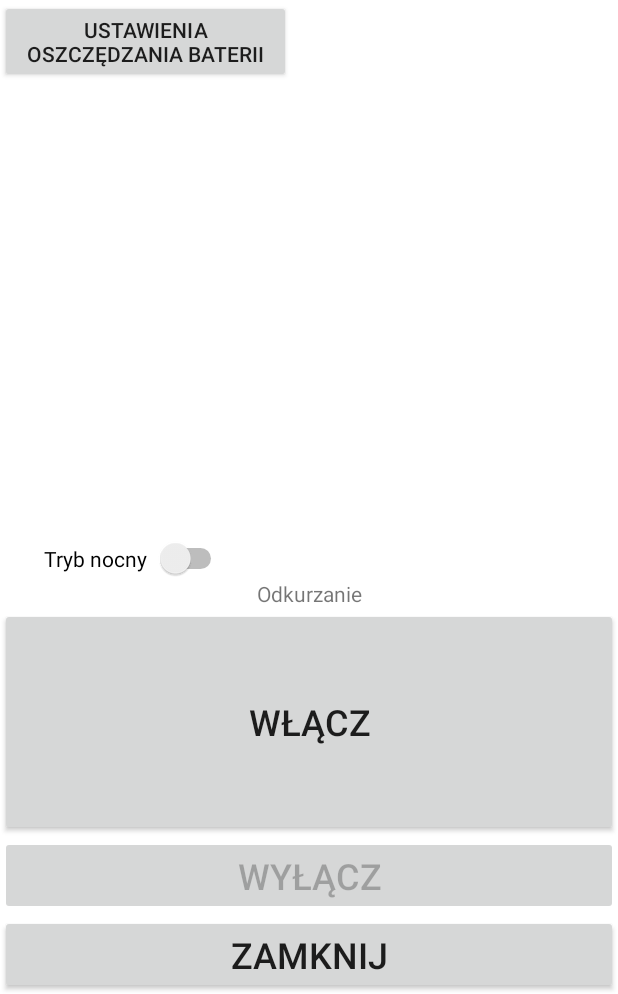
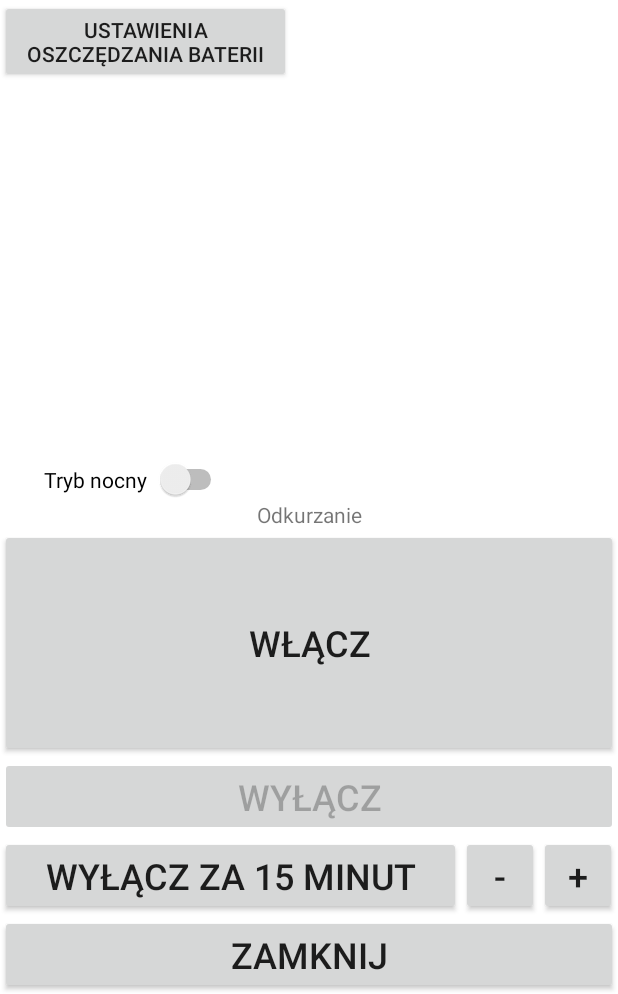
Before and after one commit to wgawel/Odkurzacz, an Android app: the screen it shows after launch (MainActivity), after a tap on "WYŁĄCZ", on a phone screen of 412 x 824 dp, the part 242-1236 px from its top. Run offline under Robolectric (Android 15) with nearby library versions, the phone set to English and light mode, and no system bars; 1 other tap on this screen came first.

Commit message:
Add delayed stop function.

```diff
--- a/app/src/main/java/soliddev/pl/odkurzacz/MainActivity.java
+++ b/app/src/main/java/soliddev/pl/odkurzacz/MainActivity.java
@@ -2,6 +2,7 @@ package soliddev.pl.odkurzacz;
 
 import android.content.Intent;
 import android.os.Bundle;
+import android.os.Handler;
 import android.provider.Settings;
 import android.support.v7.app.AppCompatActivity;
 import android.view.View;
@@ -11,17 +12,24 @@ import android.widget.Switch;
 import android.widget.TextView;
 import android.widget.Toast;
 
+import java.util.concurrent.TimeUnit;
+
 public class MainActivity extends AppCompatActivity implements View.OnClickListener, CompoundButton.OnCheckedChangeListener {
 
     private static final String BTN_STATE = "BTN_STATE";
     private Button btnStart;
     private Button btnStop;
+    private Button btnDelayedStop;
+    private Button btnDelayedStopDecrease;
+    private Button btnDelayedStopIncrease;
     private Button btnClose;
     private Button btnBatterySettings;
     private Switch switchNightMode;
     private View generalLayout;
     private TextView titleLabel;
     private TextView downloadLatestLabel;
+    private int delayedStopTimerDefaultValue = 15*60000;
+    private int delayedStopTimer = delayedStopTimerDefaultValue;
 
     @Override
     protected void onCreate(Bundle savedInstanceState) {
@@ -30,6 +38,9 @@ public class MainActivity extends AppCompatActivity implements View.OnClickListe
 
         btnStart = (Button) findViewById(R.id.btnStart);
         btnStop = (Button) findViewById(R.id.btnStop);
+        btnDelayedStop = (Button) findViewById(R.id.btnDelayedStop);
+        btnDelayedStopDecrease = (Button) findViewById(R.id.btnDelayedStopDecrease);
+        btnDelayedStopIncrease = (Button) findViewById(R.id.btnDelayedStopIncrease);
         btnClose = (Button) findViewById(R.id.btnClose);
         btnBatterySettings = (Button) findViewById(R.id.btnBatterySettings);
         switchNightMode = (Switch) findViewById(R.id.switchNightMode);
@@ -39,12 +50,17 @@ public class MainActivity extends AppCompatActivity implements View.OnClickListe
 
         btnStart.setOnClickListener(this);
         btnStop.setOnClickListener(this);
+        btnDelayedStop.setOnClickListener(this);
+        btnDelayedStopDecrease.setOnClickListener(this);
+        btnDelayedStopIncrease.setOnClickListener(this);
         btnClose.setOnClickListener(this);
         btnBatterySettings.setOnClickListener(this);
         switchNightMode.setOnCheckedChangeListener(this);
         btnStart.setEnabled(true);
         btnStop.setEnabled(false);
         btnClose.setEnabled(true);
+
+        delayedStopTimer = delayedStopTimerDefaultValue;
     }
 
     @Override
@@ -52,9 +68,12 @@ public class MainActivity extends AppCompatActivity implements View.OnClickListe
         boolean[] btnState = savedInstanceState.getBooleanArray(BTN_STATE);
         btnStart.setEnabled(btnState[0]);
         btnStop.setEnabled(btnState[1]);
-        btnClose.setEnabled(btnState[2]);
+        btnDelayedStop.setEnabled(btnState[2]);
+        btnDelayedStopDecrease.setEnabled(btnState[3]);
+        btnDelayedStopIncrease.setEnabled(btnState[4]);
+        btnClose.setEnabled(btnState[5]);
 
-        boolean nightMode = btnState[3];
+        boolean nightMode = btnState[6];
         switchNightMode.setChecked(nightMode);
         if (nightMode) {
             switchToNightMode();
@@ -68,6 +87,9 @@ public class MainActivity extends AppCompatActivity implements View.OnClickListe
         boolean[] btnState = {
                 btnStart.isEnabled(),
                 btnStop.isEnabled(),
+                btnDelayedStop.isEnabled(),
+                btnDelayedStopDecrease.isEnabled(),
+                btnDelayedStopIncrease.isEnabled(),
                 btnClose.isEnabled(),
                 switchNightMode.isChecked()
         };
@@ -86,22 +108,58 @@ public class MainActivity extends AppCompatActivity implements View.OnClickListe
             btnStart.setEnabled(false);
             btnStop.setEnabled(true);
         } else if (view == btnStop) {
-            //stopping service
-            stopService(new Intent(this, MusicService.class));
-            btnStart.setEnabled(true);
-            btnStop.setEnabled(false);
+            stopAction();
         } else if (view == btnClose) {
             //stopping service
             stopService(new Intent(this, MusicService.class));
             // close app
             moveTaskToBack(true);
             finish();
+        } else if (view == btnDelayedStop) {
+            delayedStopAction();
+        } else if (view == btnDelayedStopDecrease) {
+            delayedStopTimer -= 60000;
+        } else if (view == btnDelayedStopIncrease) {
+            delayedStopTimer += 60000;
         } else if (view == btnBatterySettings) {
             startActivity(new Intent(Settings.ACTION_IGNORE_BATTERY_OPTIMIZATION_SETTINGS));
             Toast.makeText(this,
                     "Wyświetl wszystkie aplikacje, znajdź Odkurzacz i wyłącz optymalizację baterii.",
                     Toast.LENGTH_LONG).show();
         }
+    }
+
+    private void stopAction() {
+        //stopping service
+        stopService(new Intent(this, MusicService.class));
+        btnStart.setEnabled(true);
+        btnStop.setEnabled(false);
+    }
+
+    private void delayedStopAction() {
+        Handler handler = new Handler();
+        handler.postDelayed(new Runnable() {
+            @Override
+            public void run() {
+                delayedStopTimer -= 1000;
+
+                int delayedStopTimerInSeconds = delayedStopTimer/1000;
+
+                long minutes = TimeUnit.SECONDS.toMinutes(delayedStopTimerInSeconds);
+                long seconds = TimeUnit.SECONDS.toSeconds(delayedStopTimerInSeconds) - (TimeUnit.SECONDS.toMinutes(delayedStopTimerInSeconds) *60);
+
+                String label = "Wyłączenie za "+String.format("%02d:%02d", minutes, seconds);
+
+                btnDelayedStop.setText(label);
+
+                if ( delayedStopTimer <= 0 ) {
+                    stopAction();
+                    delayedStopTimer = delayedStopTimerDefaultValue;
+                } else {
+                    delayedStopAction();
+                }
+            }
+        }, 1000);
     }
 
     @Override
--- a/app/src/main/res/layout/activity_main.xml
+++ b/app/src/main/res/layout/activity_main.xml
@@ -44,6 +44,33 @@
             android:text="Wyłącz"
             android:textSize="24sp" />
 
+        <LinearLayout
+            android:id="@+id/controllerLayoutDelayedStop"
+            android:layout_width="match_parent"
+            android:layout_height="wrap_content"
+            android:orientation="horizontal">
+
+            <Button
+                android:id="@+id/btnDelayedStop"
+                android:layout_width="307dp"
+                android:layout_height="wrap_content"
+                android:text="Wyłącz za 15 minut"
+                android:textSize="24sp" />
+
+            <Button
+                android:id="@+id/btnDelayedStopDecrease"
+                android:layout_width="52dp"
+                android:layout_height="wrap_content"
+                android:text="-"
+                android:textSize="24sp" />
+            <Button
+                android:id="@+id/btnDelayedStopIncrease"
+                android:layout_width="52dp"
+                android:layout_height="wrap_content"
+                android:text="+"
+                android:textSize="24sp" />
+        </LinearLayout>
+
         <Button
             android:id="@+id/btnClose"
             android:layout_width="match_parent"
--- a/build.gradle
+++ b/build.gradle
@@ -10,7 +10,7 @@ buildscript {
         google()
     }
     dependencies {
-        classpath 'com.android.tools.build:gradle:3.5.1'
+        classpath 'com.android.tools.build:gradle:3.5.3'
 
         // NOTE: Do not place your application dependencies here; they belong
         // in the individual module build.gradle files
```
